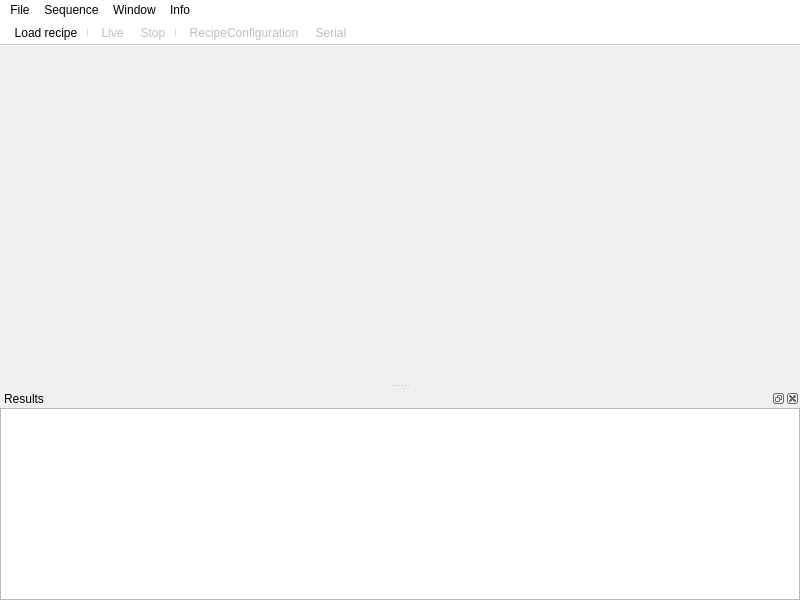
First picture: the form in mainwindow.ui, repository Minus-Monster/vToolsLauncher, before the edit.
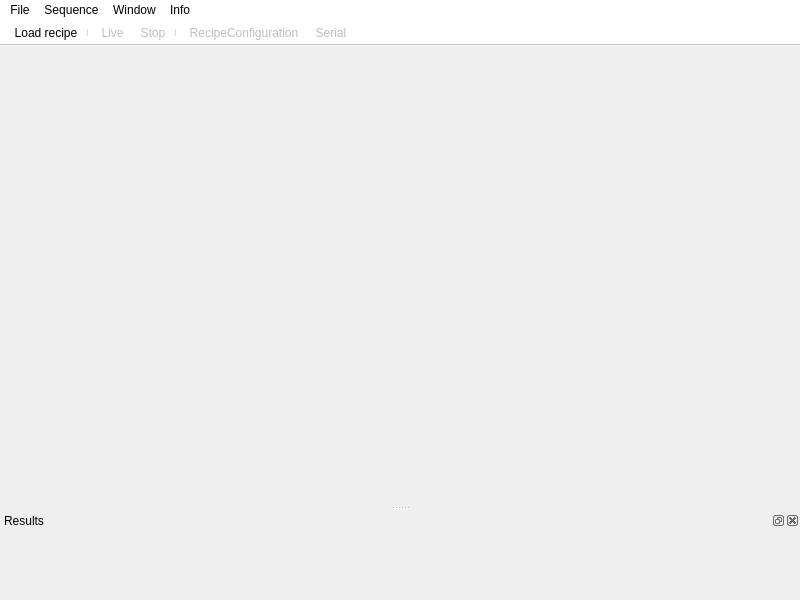
Second picture: the form after the edit. Icons and pictures are not drawn.

Diff of the .ui file:
```diff
--- a/mainwindow.ui
+++ b/mainwindow.ui
@@ -218,9 +218,6 @@
      <property name="horizontalSpacing">
       <number>0</number>
      </property>
-     <item row="0" column="0">
-      <widget class="QTextEdit" name="textEdit"/>
-     </item>
     </layout>
    </widget>
   </widget>
```
